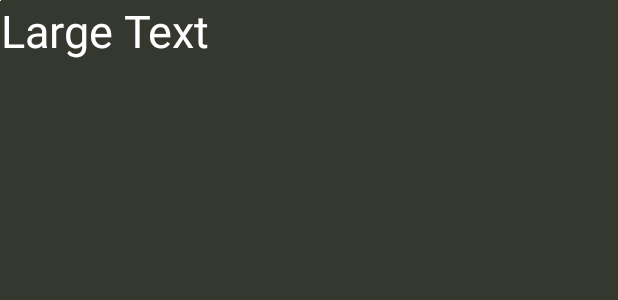
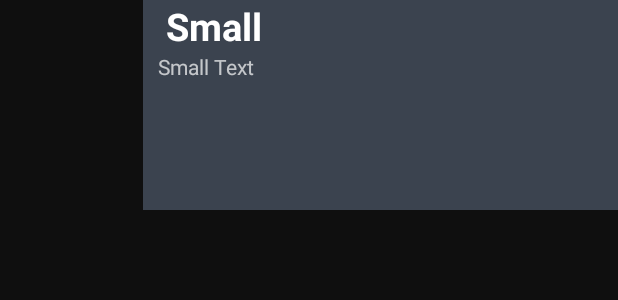
Before and after one commit to metrafonic/CouchDroid-Android, an Android app: the layout fragment_movieinfo.xml on its own in the app's theme, with its tools: preview values and no code run, on a phone screen of 412 x 824 dp. Shown: the top 300 px of the screen. Run offline under Robolectric (Android 15) with nearby library versions, the phone set to English and light mode, and no system bars.

Commit message:
Changed to vertical Scrollview of wanted list Modified basic movieInfo

```diff
--- a/CouchDroid/src/main/java/com/metrafonic/couchdroid/FragmentMovie.java
+++ b/CouchDroid/src/main/java/com/metrafonic/couchdroid/FragmentMovie.java
@@ -57,8 +57,8 @@
             response = extras.getString("response");
         }
         View rootView = inflater.inflate(R.layout.fragment_movieinfo, container, false);
-        TextView movieTitle = (TextView) rootView.findViewById(R.id.textViewMovieTitle);
-        TextView moviePlot = (TextView) rootView.findViewById(R.id.textViewPlot);
+        TextView movieTitle = (TextView) rootView.findViewById(R.id._imageName);
+        TextView moviePlot = (TextView) rootView.findViewById(R.id.textViewMoviePlot);
 
         movieTitle.setText(String.valueOf(movieId));
 
@@ -80,7 +80,7 @@
                     JSONArray jsonPoster = jsonImages.getJSONArray("poster");
                     JSONArray jsonBacdrop = jsonImages.getJSONArray("backdrop");
 
-                    aq.id(R.id.imageViewPoster).image(jsonPoster.get(0).toString());
+                    aq.id(R.id._image).image(jsonPoster.get(0).toString());
                     aq.id(R.id.imageViewBackdrop).image(jsonBacdrop.get(0).toString());
 
                     movieTitle.setText(jsonTitles.get(0).toString() + " (" + jsonInfo.getInt("year") + ")");
--- a/CouchDroid/src/main/res/layout/fragment_home.xml
+++ b/CouchDroid/src/main/res/layout/fragment_home.xml
@@ -19,7 +19,9 @@
             android:layout_height="wrap_content"
             android:orientation="vertical"
             android:layout_below="@+id/textView"
-            android:layout_alignParentLeft="true">
+            android:layout_alignParentLeft="true"
+            android:paddingLeft="10dp"
+            android:paddingRight="10dp">
 
         </LinearLayout>
     </ScrollView>
--- a/CouchDroid/src/main/res/layout/fragment_movieinfo.xml
+++ b/CouchDroid/src/main/res/layout/fragment_movieinfo.xml
@@ -1,63 +1,84 @@
-<?xml version="1.0" encoding="utf-8"?>
-
-<RelativeLayout
+<?xml version="1.0" encoding="UTF-8"?>
+<RelativeLayout xmlns:android="http://schemas.android.com/apk/res/android"
+    android:id="@+id/linearLayoutCells"
     android:layout_width="fill_parent"
     android:layout_height="fill_parent"
-    xmlns:android="http://schemas.android.com/apk/res/android">
+    android:orientation="vertical">
 
     <ImageView
-        android:layout_width="fill_parent"
-        android:layout_height="fill_parent"
+        android:layout_width="wrap_content"
+        android:layout_height="wrap_content"
         android:id="@+id/imageViewBackdrop"
         android:layout_alignParentTop="true"
         android:layout_alignParentLeft="true"
-        android:src="#edffce"
+        android:layout_alignParentBottom="true"
+        android:layout_alignRight="@+id/celltext"
         android:scaleType="centerCrop" />
 
-    <RelativeLayout
-        android:layout_width="fill_parent"
-        android:layout_height="fill_parent"
+    <ImageView
+        android:layout_width="wrap_content"
+        android:layout_height="wrap_content"
+        android:id="@+id/imageViewBackdropShade"
         android:layout_alignParentTop="true"
         android:layout_alignParentLeft="true"
-        android:background="#CC070707">
+        android:layout_alignParentBottom="true"
+        android:layout_alignRight="@+id/celltext"
+        android:src="#CC070707" />
 
-        <ImageView
-            android:layout_width="wrap_content"
-            android:layout_height="wrap_content"
-            android:id="@+id/imageViewPoster"
-            android:layout_alignParentTop="true"
-            android:layout_alignParentLeft="true"
-            android:src="#edffce" />
+    <ImageView
+        android:id="@+id/_image"
+        android:layout_width="143px"
+        android:layout_height="210px"
+        android:scaleType="centerCrop"
+        android:layout_alignParentTop="true"
+        android:layout_alignParentLeft="true" />
+
+
+    <RelativeLayout
+        android:layout_width="wrap_content"
+        android:layout_height="wrap_content"
+        android:layout_alignParentTop="true"
+        android:layout_toRightOf="@+id/_image"
+        android:background="#CC47515f"
+        android:id="@+id/celltext"
+        android:layout_alignBottom="@+id/_image">
 
         <TextView
             android:layout_width="wrap_content"
             android:layout_height="wrap_content"
             android:textAppearance="?android:attr/textAppearanceLarge"
-            android:text="Large Text"
-            android:id="@+id/textViewMovieTitle"
-            android:textSize="30dp"
+            android:text="Small"
+            android:id="@+id/_imageName"
             android:layout_alignParentTop="true"
             android:layout_alignParentRight="true"
-            android:layout_toRightOf="@+id/imageViewPoster" />
+            android:layout_alignParentLeft="true"
+            android:paddingLeft="15dp"
+            android:textStyle="bold"
+            android:textSize="25dp" />
 
         <ScrollView
             android:layout_width="wrap_content"
             android:layout_height="wrap_content"
             android:id="@+id/scrollView"
-            android:layout_below="@+id/textViewMovieTitle"
-            android:layout_toRightOf="@+id/imageViewPoster"
-            android:layout_alignBottom="@+id/imageViewPoster"
-            android:layout_alignRight="@+id/textViewMovieTitle">
+            android:layout_below="@+id/_imageName"
+            android:layout_alignParentTop="false"
+            android:layout_alignParentRight="true"
+            android:layout_alignParentLeft="true"
+            android:layout_alignParentBottom="true">
 
             <TextView
                 android:layout_width="wrap_content"
                 android:layout_height="wrap_content"
-                android:text="New Text"
-                android:id="@+id/textViewPlot"
-                android:layout_below="@+id/textViewMovieTitle"
-                android:layout_toRightOf="@+id/imageViewPoster"
-                android:layout_alignRight="@+id/textViewMovieTitle" />
+                android:textAppearance="?android:attr/textAppearanceSmall"
+                android:text="Small Text"
+                android:id="@+id/textViewMoviePlot"
+                android:paddingLeft="10dp"
+                android:paddingBottom="10dp"
+                android:layout_below="@+id/_imageName"
+                android:layout_alignParentLeft="true"
+                android:layout_alignParentRight="true" />
         </ScrollView>
+
     </RelativeLayout>
 
 
```
Also changed, not shown: CouchDroid/src/main/java/com/metrafonic/couchdroid/FragmentHome.java (+28 -6 lines), CouchDroid/src/main/res/layout/cellwanted.xml (+43 -15 lines).
